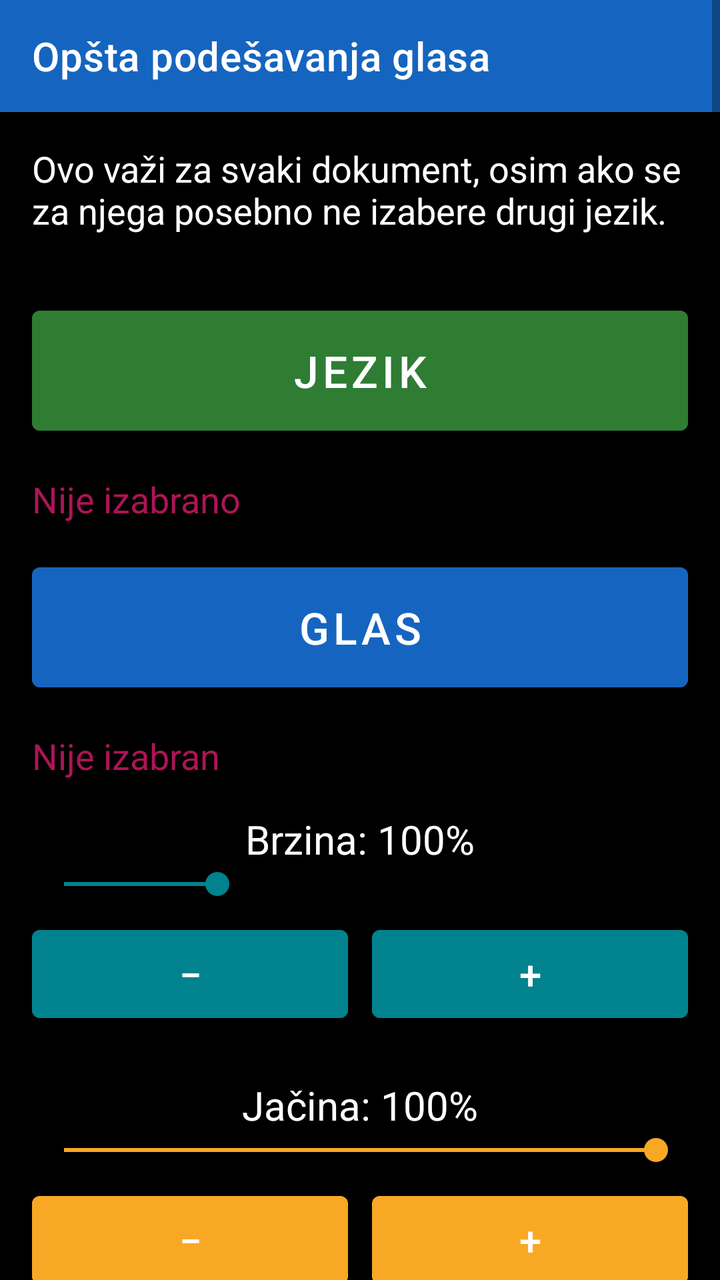
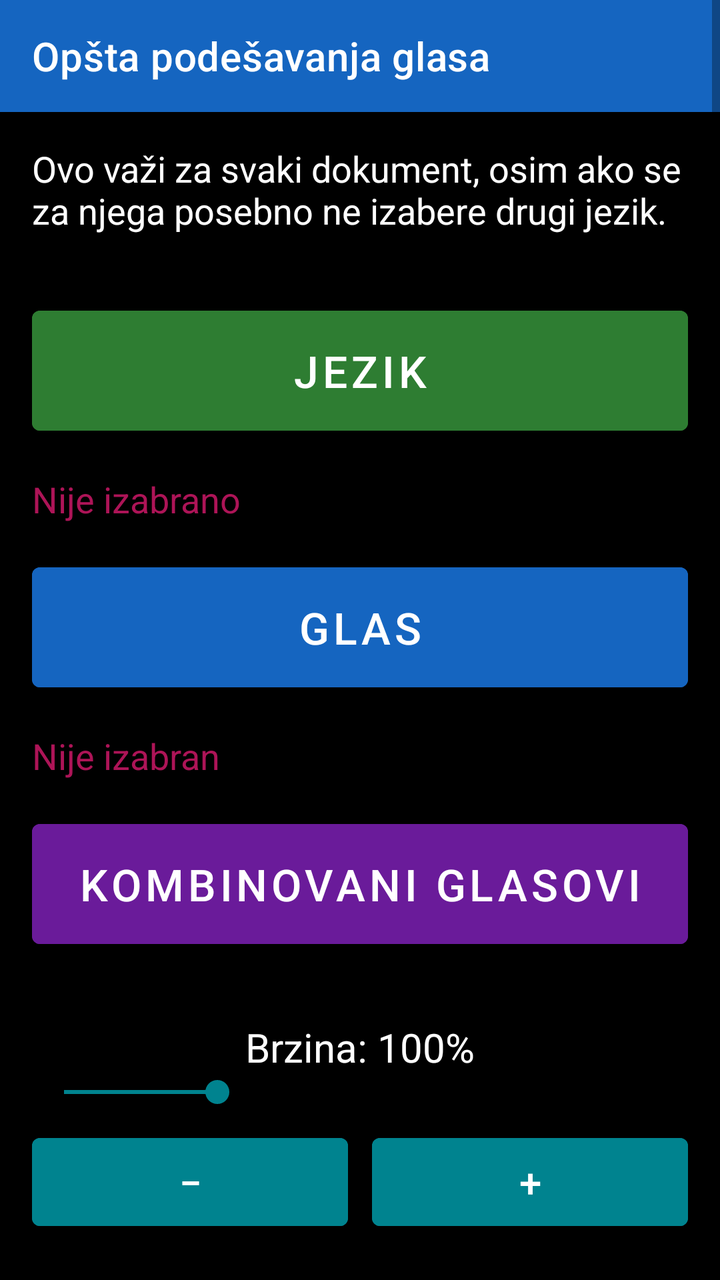

The first picture is an Android layout as it rendered before a commit; the second is the same layout after the commit. The layout source and the unified diff follow.
<!-- AndroidManifest.xml: application theme Theme.RecPoRec -->
<!-- res/layout/activity_global_voice_settings.xml -->
<?xml version="1.0" encoding="utf-8"?>
<ScrollView xmlns:android="http://schemas.android.com/apk/res/android"
    xmlns:app="http://schemas.android.com/apk/res-auto"
    android:layout_width="match_parent"
    android:layout_height="match_parent"
    android:fitsSystemWindows="true"
    android:background="@color/background">

    <LinearLayout
        android:layout_width="match_parent"
        android:layout_height="wrap_content"
        android:orientation="vertical">

        <androidx.appcompat.widget.Toolbar
            android:id="@+id/toolbar"
            android:layout_width="match_parent"
            android:layout_height="?attr/actionBarSize"
            android:background="@color/btn_voice"
            android:titleTextColor="@color/text_primary"
            app:title="Opšta podešavanja glasa" />

        <TextView
            android:layout_width="match_parent"
            android:layout_height="wrap_content"
            android:padding="16dp"
            android:textSize="18sp"
            android:textColor="@color/text_primary"
            android:text="Ovo važi za svaki dokument, osim ako se za njega posebno ne izabere drugi jezik." />

        <Button
            android:id="@+id/btnLanguage"
            android:layout_width="match_parent"
            android:layout_height="72dp"
            android:layout_margin="16dp"
            android:textSize="22sp"
            android:backgroundTint="@color/btn_chapter"
            android:textColor="@color/button_text"
            android:text="Jezik" />

        <TextView
            android:id="@+id/textLanguageStatus"
            android:layout_width="match_parent"
            android:layout_height="wrap_content"
            android:layout_marginHorizontal="16dp"
            android:textSize="18sp"
            android:textColor="@color/btn_page_nav"
            android:accessibilityLiveRegion="polite"
            android:text="Nije izabrano" />

        <Button
            android:id="@+id/btnVoice"
            android:layout_width="match_parent"
            android:layout_height="72dp"
            android:layout_margin="16dp"
            android:textSize="22sp"
            android:backgroundTint="@color/btn_voice"
            android:textColor="@color/button_text"
            android:text="Glas" />

        <TextView
            android:id="@+id/textVoiceStatus"
            android:layout_width="match_parent"
            android:layout_height="wrap_content"
            android:layout_marginHorizontal="16dp"
            android:textSize="18sp"
            android:textColor="@color/btn_page_nav"
            android:accessibilityLiveRegion="polite"
            android:text="Nije izabran" />

        <TextView
            android:id="@+id/textSpeedStatus"
            android:layout_width="match_parent"
            android:layout_height="wrap_content"
            android:layout_marginTop="16dp"
            android:layout_marginHorizontal="16dp"
            android:gravity="center"
            android:textSize="20sp"
            android:textColor="@color/text_primary"
            android:accessibilityLiveRegion="polite"
            android:text="Brzina: 100%" />

        <SeekBar
            android:id="@+id/seekSpeed"
            android:layout_width="match_parent"
            android:layout_height="wrap_content"
            android:layout_marginHorizontal="16dp"
            android:contentDescription="Brzina čitanja. Dvostruko dodirni i prevuci, ili koristi dugmad ispod."
            android:max="270"
            android:progress="70"
            android:progressTint="@color/btn_speed"
            android:thumbTint="@color/btn_speed" />

        <LinearLayout
            android:layout_width="match_parent"
            android:layout_height="wrap_content"
            android:orientation="horizontal"
            android:layout_marginHorizontal="16dp"
            android:layout_marginTop="8dp">

            <Button
                android:id="@+id/btnSpeedDown"
                android:layout_width="0dp"
                android:layout_height="56dp"
                android:layout_weight="1"
                android:layout_marginEnd="6dp"
                android:textSize="20sp"
                android:backgroundTint="@color/btn_speed"
                android:textColor="@color/button_text"
                android:contentDescription="Smanji brzinu čitanja"
                android:text="−" />

            <Button
                android:id="@+id/btnSpeedUp"
                android:layout_width="0dp"
                android:layout_height="56dp"
                android:layout_weight="1"
                android:layout_marginStart="6dp"
                android:textSize="20sp"
                android:backgroundTint="@color/btn_speed"
                android:textColor="@color/button_text"
                android:contentDescription="Povećaj brzinu čitanja"
                android:text="+" />
        </LinearLayout>

        <TextView
            android:id="@+id/textVolumeStatus"
            android:layout_width="match_parent"
            android:layout_height="wrap_content"
            android:layout_marginTop="24dp"
            android:layout_marginHorizontal="16dp"
            android:gravity="center"
            android:textSize="20sp"
            android:textColor="@color/text_primary"
            android:accessibilityLiveRegion="polite"
            android:text="Jačina: 100%" />

        <SeekBar
            android:id="@+id/seekVolume"
            android:layout_width="match_parent"
            android:layout_height="wrap_content"
            android:layout_marginHorizontal="16dp"
            android:layout_marginBottom="8dp"
            android:contentDescription="Jačina zvuka. Dvostruko dodirni i prevuci, ili koristi dugmad ispod."
            android:max="100"
            android:progress="100"
            android:progressTint="@color/btn_volume"
            android:thumbTint="@color/btn_volume" />

        <LinearLayout
            android:layout_width="match_parent"
            android:layout_height="wrap_content"
            android:orientation="horizontal"
            android:layout_marginHorizontal="16dp"
            android:layout_marginBottom="24dp">

            <Button
                android:id="@+id/btnVolumeDown"
                android:layout_width="0dp"
                android:layout_height="56dp"
                android:layout_weight="1"
                android:layout_marginEnd="6dp"
                android:textSize="20sp"
                android:backgroundTint="@color/btn_volume"
                android:textColor="@color/button_text"
                android:contentDescription="Smanji jačinu zvuka"
                android:text="−" />

            <Button
                android:id="@+id/btnVolumeUp"
                android:layout_width="0dp"
                android:layout_height="56dp"
                android:layout_weight="1"
                android:layout_marginStart="6dp"
                android:textSize="20sp"
                android:backgroundTint="@color/btn_volume"
                android:textColor="@color/button_text"
                android:contentDescription="Povećaj jačinu zvuka"
                android:text="+" />
        </LinearLayout>

    </LinearLayout>
</ScrollView>
<!-- resources referenced by this layout -->
<resources>
  <color name="background">#000000</color>
  <color name="btn_chapter">#2E7D32</color>
  <color name="btn_page_nav">#AD1457</color>
  <color name="btn_speed">#00838F</color>
  <color name="btn_voice">#1565C0</color>
  <color name="btn_volume">#F9A825</color>
  <color name="button_text">#FFFFFF</color>
  <color name="text_primary">#FFFFFF</color>
  <style name="Theme.RecPoRec" parent="Theme.MaterialComponents.DayNight.NoActionBar">
          <item name="android:windowBackground">@color/background</item>
          <item name="android:textColorPrimary">@color/text_primary</item>
          <item name="colorPrimary">@color/btn_voice</item>
          <item name="colorOnPrimary">@color/button_text</item>
          <item name="alertDialogTheme">@style/RecPoRecAlertDialog</item>
          <item name="android:alertDialogTheme">@style/RecPoRecAlertDialog</item>
      </style>
  <style name="RecPoRecAlertDialog" parent="Theme.AppCompat.DayNight.Dialog.Alert">
          <item name="android:windowBackground">@color/background</item>
          <item name="android:textColorPrimary">@color/text_primary</item>
          <item name="colorAccent">@color/btn_goto_page</item>
          <item name="android:textAppearanceMedium">@style/RecPoRecDialogText</item>
          <item name="android:textAppearanceListItem">@style/RecPoRecDialogText</item>
          <item name="android:textAppearanceListItemSmall">@style/RecPoRecDialogText</item>
          <item name="buttonBarPositiveButtonStyle">@style/RecPoRecDialogButton</item>
          <item name="buttonBarNegativeButtonStyle">@style/RecPoRecDialogButton</item>
          <item name="buttonBarNeutralButtonStyle">@style/RecPoRecDialogButton</item>
      </style>
  <color name="btn_goto_page">#5D4037</color>
  <style name="RecPoRecDialogText" parent="TextAppearance.AppCompat.Medium">
          <item name="android:textSize">20sp</item>
          <item name="android:textColor">@color/text_primary</item>
      </style>
  <style name="RecPoRecDialogButton" parent="Widget.AppCompat.Button.ButtonBar.AlertDialog">
          <item name="android:textSize">18sp</item>
          <item name="android:textColor">@color/btn_goto_page</item>
          <item name="android:textStyle">bold</item>
      </style>
</resources>

<!-- the commit's change to res/layout/activity_global_voice_settings.xml (unified diff, before → after) -->
@@ -66,6 +66,16 @@
             android:textColor="@color/btn_page_nav"
             android:accessibilityLiveRegion="polite"
             android:text="Nije izabran" />
+
+        <Button
+            android:id="@+id/btnCombinedVoices"
+            android:layout_width="match_parent"
+            android:layout_height="72dp"
+            android:layout_margin="16dp"
+            android:textSize="22sp"
+            android:backgroundTint="@color/btn_timer"
+            android:textColor="@color/button_text"
+            android:text="Kombinovani glasovi" />
 
         <TextView
             android:id="@+id/textSpeedStatus"
<!-- resource entries referenced after the edit -->
@@ -4,6 +4,7 @@
   <color name="btn_chapter">#2E7D32</color>
   <color name="btn_page_nav">#AD1457</color>
   <color name="btn_speed">#00838F</color>
+  <color name="btn_timer">#6A1B9A</color>
   <color name="btn_voice">#1565C0</color>
   <color name="btn_volume">#F9A825</color>
   <color name="button_text">#FFFFFF</color>
